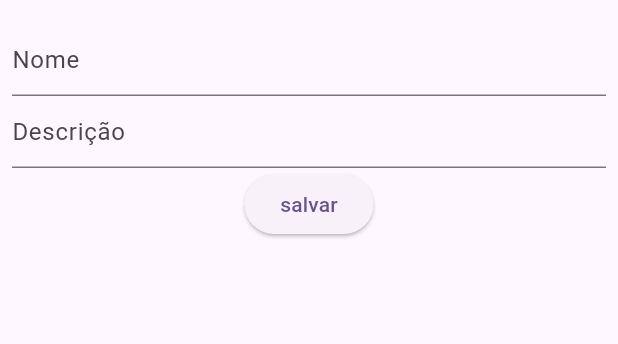
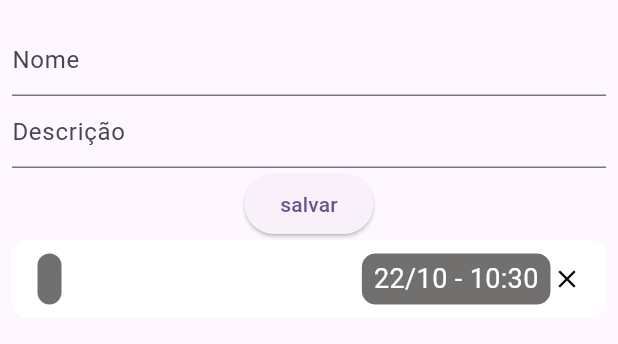
Before and after one commit to IuriSum/WEATHER_APP, a Flutter app: the ReportPage widget shown alone on an empty page, opened directly, after a tap on "salvar", on a phone screen of 412 x 824 dp. Shown: the top 344 px of the screen. Run offline on Flutter 3.47's test engine with Material 3 defaults, Android fonts, the phone set to English and light mode, and no system bars; our stand-ins replace flutter_mobx, hive, hive_flutter, loading_animation_widget, mobx; accounts and stored records are empty; generated files the repository leaves out were written again.

Commit message:
mobX implementado com sucesso

```diff
--- a/lib/core/models/day_model.dart
+++ b/lib/core/models/day_model.dart
@@ -4,9 +4,8 @@ import 'package:weather_forecast/features/constants/weather_consts.dart';
 class DayModel {
   final List<dynamic> weatherInfo;
   final String city;
+
   DayModel({required this.weatherInfo, required this.city});
-
-
 
   late double maxTemp = weatherInfo.map((map) => map['temp']).reduce((a, b) => a > b ? a : b);
   late double minTemp = weatherInfo.map((map) => map['temp']).reduce((a, b) => a < b ? a : b);
--- /dev/null
+++ b/lib/features/components/report_card.dart
@@ -0,0 +1,112 @@
+import 'package:flutter/material.dart';
+import 'package:weather_forecast/core/models/report_model.dart';
+
+class _ReportCardState extends State<ReportCard> {
+  bool pressed = false;
+
+  String dateFormater(){
+    String format = "";
+    if(widget.reportModel.date != null){
+      DateTime date = widget.reportModel.date!;
+      format = "${date.day}/${date.month} - ${date.hour}:${date.minute}";
+    }
+    return format;
+  }
+
+  @override
+  Widget build(BuildContext context) {
+    return InkWell(
+      onTap: () => setState(() {
+        pressed = !pressed;
+      }),
+      child: Container(
+        padding: EdgeInsets.symmetric(horizontal: 16, vertical: 8),
+        decoration: BoxDecoration(
+          color: Colors.white,
+          borderRadius: BorderRadius.circular(10),
+        ),
+        child: Column(
+          mainAxisSize: MainAxisSize.min,
+          crossAxisAlignment: CrossAxisAlignment.center,
+          children: [
+            Row(
+              children: [
+                Container(
+                  padding: EdgeInsets.symmetric(horizontal: 8, vertical: 4),
+                  decoration: BoxDecoration(
+                    color: Color.fromARGB(171, 44, 41, 41),
+                    borderRadius: BorderRadius.circular(10),
+                    border: Border.all(color: Colors.white, width: 1)
+                  ),
+                  child: Text(
+                    widget.reportModel.name,
+                    style: TextStyle(
+                      fontSize: 18,
+                      color: Colors.white,
+                    ),
+                  ),
+                ),
+                Spacer(),
+                Container(
+                  padding: EdgeInsets.symmetric(horizontal: 8, vertical: 4),
+                  decoration: BoxDecoration(
+                    color: Color.fromARGB(171, 44, 41, 41),
+                    borderRadius: BorderRadius.circular(10),
+                    border: Border.all(color: Colors.white, width: 1)
+                  ),
+                  child: Text(
+                    dateFormater(),
+                    style: TextStyle(
+                      fontSize: 18,
+                      color: Colors.white,
+                    ),
+                  ),
+                ),
+                InkWell(
+                  onTap: widget.deleteCallback,
+                  child: Icon(
+                    Icons.close,
+                    size: 20,
+                    color: Colors.black,
+                  ),
+                )
+              ],
+            ),
+            AnimatedSize(
+              duration: Duration(milliseconds: 200),
+              child: pressed?
+                Align(
+                  alignment: Alignment.centerLeft,
+                  child: Text(
+                    widget.reportModel.description,
+                    style: TextStyle(
+                      fontSize: 12,
+                      color: Colors.black,
+                      height: 0
+                    ),
+                  ),
+                )
+              :
+                Container()
+            )
+          ],
+        ),
+      ),
+    );
+  }
+}
+
+class ReportCard extends StatefulWidget {
+
+  final VoidCallback? deleteCallback;
+  final ReportModel reportModel;
+
+  const ReportCard({
+    super.key,
+    required this.reportModel,
+    this.deleteCallback
+  });
+
+  @override
+  State<ReportCard> createState() => _ReportCardState();
+}
--- a/lib/features/pages/report_page.dart
+++ b/lib/features/pages/report_page.dart
@@ -4,10 +4,8 @@ import 'package:hive_flutter/hive_flutter.dart';
 import 'package:loading_animation_widget/loading_animation_widget.dart';
 import 'package:provider/provider.dart';
 import 'package:weather_forecast/core/models/report_model.dart';
-import 'package:weather_forecast/core/services/report_service.dart';
+import 'package:weather_forecast/features/components/report_card.dart';
 import 'package:weather_forecast/mobx/report_manager.dart';
-
-
 
 class ReportPage extends StatefulWidget {
 
@@ -18,8 +16,6 @@ class ReportPage extends StatefulWidget {
 }
 
 class _ReportPageState extends State<ReportPage> {
-
-  final ReportService _reportService = ReportService();
 
   final TextEditingController _nameController = TextEditingController();
   final TextEditingController _descriptionController = TextEditingController();
@@ -41,23 +37,12 @@ class _ReportPageState extends State<ReportPage> {
     await Hive.openBox<ReportModel>('report_box');
   }
 
-  void _save() async{
-    ReportModel model = ReportModel(
-      name: _nameController.text.trim(),
-      description: _descriptionController.text
-    );
-
-    model.updateDate();
-
-    print(model.date);
-    await _reportService.addReport(model);
-    await _reportService.getAllReports();
-  }
 
   @override
   Widget build(BuildContext context) {
 
-    double width = MediaQuery.of(context).size.width;
+    double height = MediaQuery.of(context).size.height,
+      width = MediaQuery.of(context).size.width;
     final manager = Provider.of<ReportManager>(context);
 
     return Container(
@@ -90,22 +75,31 @@ class _ReportPageState extends State<ReportPage> {
               future: manager.reports,
               builder: (BuildContext context, AsyncSnapshot<List<ReportModel>?> snapshot){
 
+                if(snapshot.data == null){
+                  manager.fetchReports();
+                  return Center(child: LoadingAnimationWidget.discreteCircle(color: Colors.white, size: 34));
+                }
+
                 if(snapshot.hasData && snapshot.connectionState == ConnectionState.done){
+
+                  if(snapshot.data!.isEmpty){
+                    return Text("Ainda não há registros salvos!", style: TextStyle(color: Colors.white, fontSize: 18),);
+                  }
+
                   return SizedBox(
                     width: width,
-                    child: Column(
-                      mainAxisSize: MainAxisSize.min,
-                      children:[
-                        for(int i = 0; i < snapshot.data!.length; i++)
-                          Text(
-                            snapshot.data![i].name,
-                            style: TextStyle(
-                              fontSize: 14,
-                              color: Colors.white
-                            ),
-                          )
-                      ]
-                      ,
+                    height: height*0.60,
+                    child: ListView.separated(
+                      itemCount: snapshot.data!.length,
+                      itemBuilder: (BuildContext _, int index){
+                        return ReportCard(
+                          reportModel: snapshot.data![index],
+                          deleteCallback: () => manager.deleteReport(index),
+                        );
+                      },
+                      separatorBuilder: (BuildContext _, int index){
+                        return SizedBox(height: 8,);
+                      },
                     ),
                   );
                 }
--- a/lib/mobx/report_manager.dart
+++ b/lib/mobx/report_manager.dart
@@ -10,11 +10,11 @@ abstract class _ReportManager with Store {
   final ReportService _service = ReportService();
 
   @observable
-  Future<List<ReportModel>> reports = Future.value([]);
+  Future<List<ReportModel>> reports = Future.value([]) ;
 
   @action
   Future<dynamic> fetchReports() async {
-    reports =  _service.getAllReports();
+    reports = _service.getAllReports();
   }
 
   @action
@@ -27,8 +27,12 @@ abstract class _ReportManager with Store {
     model.updateDate();
 
     await _service.addReport(model);
-    await _service.getAllReports();
+    fetchReports(); //updates the data stored
   }
 
-
+  @action
+  Future<dynamic> deleteReport(int index) async{
+    await _service.deleteReport(index);
+    fetchReports(); //updates the data stored
+  }
 }
```
Also changed, not shown: lib/features/components/todays_weather.dart (indentation only), lib/mobx/report_manager.g.dart.
